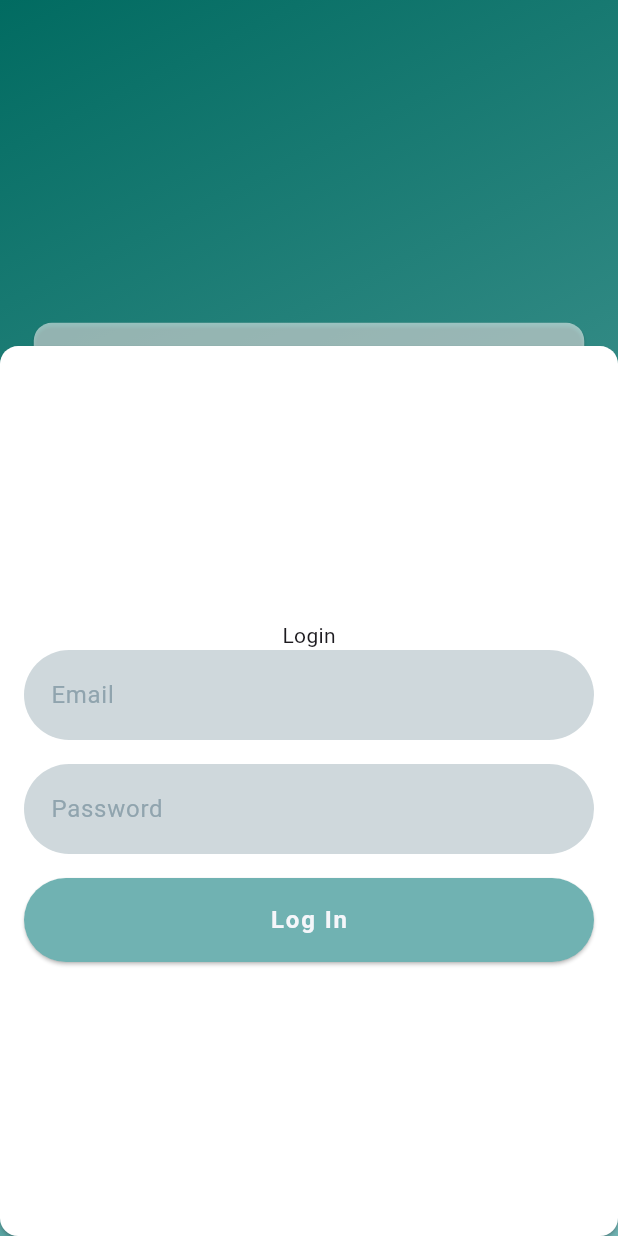
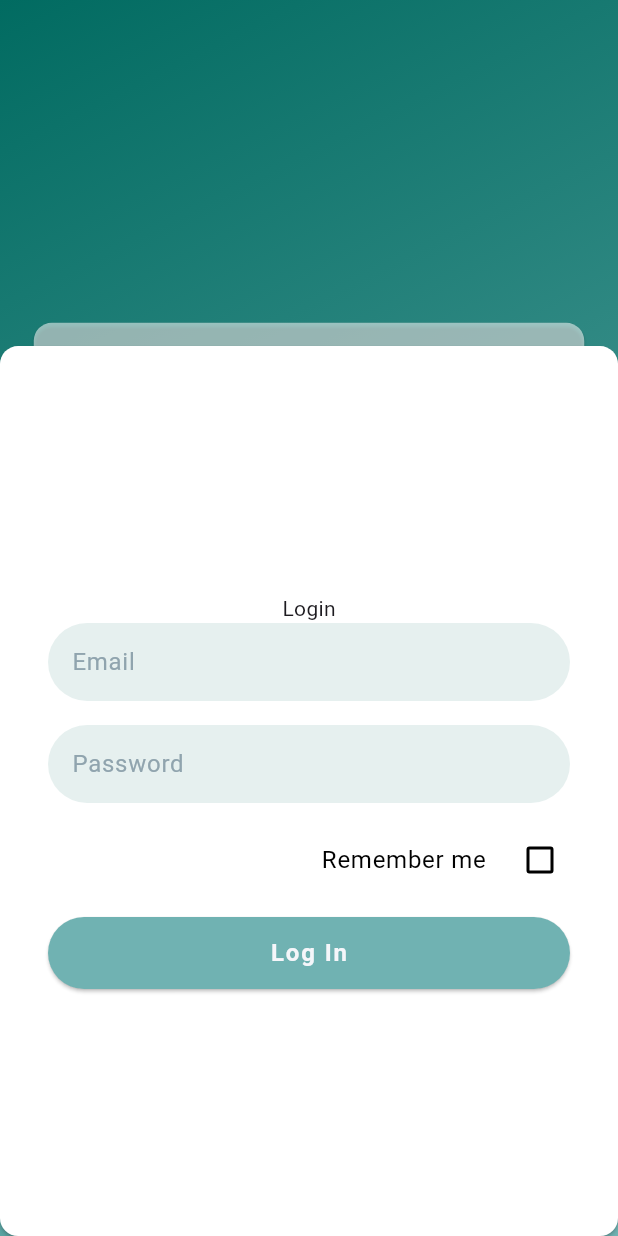
Before and after one commit to alramdhan/builder_bloc_template, a Flutter app: the screen it shows after launch, on a phone screen of 412 x 824 dp. Run offline on Flutter 3.47's test engine with Material 3 defaults, Android fonts, the phone set to English and light mode, and no system bars; our stand-ins replace firebase_auth, firebase_core, get_it, injectable; accounts and stored records are empty.

Commit message:
update view

```diff
--- a/lib/core/constants/app_color.dart
+++ b/lib/core/constants/app_color.dart
@@ -2,7 +2,9 @@ import 'package:flutter/material.dart';
 
 class AppColor {
   static const Color primary = Color(0xFF016B61);
+  static const Color primary100 = Color(0xFFE6F0EF);
   static const Color primary400 = Color(0xFF70B2B2);
+  static const Color primary900 = Color(0xFF000B0A);
   static const Color secondary = Color(0xFFFFA4A4);
   static const Color tertiary = Color(0xFF016B2C);
 
--- a/lib/core/themes/app_theme.dart
+++ b/lib/core/themes/app_theme.dart
@@ -6,11 +6,13 @@ class AppTheme {
   static final lightColorScheme = const ColorScheme.light().copyWith(
     primary: AppColor.primary,
     secondary: AppColor.secondary,
+    primaryContainer: AppColor.primary100,
     tertiary: AppColor.tertiary
   );
   static final darkColorScheme = const ColorScheme.dark().copyWith(
-    primary: AppColor.secondary,
-    secondary: AppColor.primary,
+    primary: AppColor.primary,
+    secondary: AppColor.secondary,
+    primaryContainer: AppColor.primary900,
     tertiary: const Color(0xFF74FEAC)
   );
 }
--- a/lib/main.dart
+++ b/lib/main.dart
@@ -31,7 +31,7 @@ class MyApp extends StatelessWidget {
         colorScheme: AppTheme.lightColorScheme,
         elevatedButtonTheme: ElevatedButtonThemeData(
           style: ElevatedButton.styleFrom(
-            padding: const EdgeInsets.symmetric(vertical: 16),
+            padding: const EdgeInsets.symmetric(vertical: 12),
             backgroundColor: AppColor.primary400,
             foregroundColor: AppColor.light,
             textStyle: Theme.of(context).textTheme.titleMedium?.copyWith(
@@ -40,6 +40,11 @@ class MyApp extends StatelessWidget {
               letterSpacing: 1.25
             )
           )
+        ),
+        inputDecorationTheme: const InputDecorationTheme(
+          contentPadding: EdgeInsets.symmetric(horizontal: 10),
+          border: OutlineInputBorder(borderSide: BorderSide.none),
+          filled: false
         )
       ),
       darkTheme: ThemeData.dark(useMaterial3: true).copyWith(
--- a/lib/presentation/pages/auth/login_page.dart
+++ b/lib/presentation/pages/auth/login_page.dart
@@ -17,6 +17,7 @@ class _LoginPageState extends State<LoginPage> with SingleTickerProviderStateMix
   final _scaffoldKey = GlobalKey<ScaffoldState>();
   late final AnimationController _animationController;
   late final Animation<Offset> _animationOffset;
+  bool _isRemember = false;
 
   @override
   void initState() {
@@ -110,27 +111,57 @@ class _LoginPageState extends State<LoginPage> with SingleTickerProviderStateMix
   Widget _buildFormLogin() => Form(
     key: _formKey,
     child: Padding(
-      padding: const EdgeInsets.symmetric(horizontal: 16, vertical: 12),
+      padding: const EdgeInsets.symmetric(horizontal: 32, vertical: 12),
       child: Column(
         mainAxisAlignment: MainAxisAlignment.center,
         children: [
           const Text("Login"),
-          BuilderTextFormField(
+          CustomTFField(
             controller: _emailController,
             hintText: "Email",
           ),
           const SizedBox(height: 16),
-          BuilderTextFormField(
+          CustomTFField(
             controller: _pwdController,
             hintText: "Password",
             obscureText: true,
           ),
-          const SizedBox(height: 16),
+          const SizedBox(height: 10),
+          _buildRememberMe(),
+          const SizedBox(height: 10),
           _buildButtonLogin(),
         ],
       ),
     ),
   );
+
+  void onChanged(bool? value) {
+    print("value $value");
+    setState(() {
+      _isRemember = value!;
+    });
+  }
+
+  Widget _buildRememberMe() {
+    // return CustomCBWidget(
+    //   text: "Remember Me",
+    //   onChanged: onChanged,
+    //   value: isRemember,
+    // );
+    return CheckboxListTile(
+      value: _isRemember,
+      onChanged: onChanged,
+      contentPadding: EdgeInsets.zero,
+      title: const Row(
+        mainAxisAlignment: MainAxisAlignment.end,
+        children: [
+          Text("Remember me"),
+        ],
+      ),
+
+
+    );
+  }
 
   Widget _buildButtonLogin() {
     return SizedBox(
--- a/lib/presentation/widgets/forms/text_field.dart
+++ b/lib/presentation/widgets/forms/text_field.dart
@@ -1,7 +1,8 @@
+import 'package:builder_bloc_template/core/constants/app_color.dart';
 import 'package:flutter/material.dart';
 
-class BuilderTextFormField extends StatefulWidget {
-  const BuilderTextFormField({
+class CustomTFField extends StatefulWidget {
+  const CustomTFField({
     super.key,
     required this.controller,
     this.obscureText = false,
@@ -13,10 +14,10 @@ class BuilderTextFormField extends StatefulWidget {
   final String? hintText;
 
   @override
-  State<BuilderTextFormField> createState() => _BuilderTextFormFieldState();
+  State<CustomTFField> createState() => _CustomTFFieldState();
 }
 
-class _BuilderTextFormFieldState extends State<BuilderTextFormField> {
+class _CustomTFFieldState extends State<CustomTFField> {
   late FocusNode _focusNode;
 
   @override
@@ -46,8 +47,8 @@ class _BuilderTextFormFieldState extends State<BuilderTextFormField> {
         border: _focusNode.hasFocus
           ? Border.all(width: 0.8, color: Theme.of(context).colorScheme.primary)
           : null,
-        color: Colors.blueGrey.shade100,
-        borderRadius: const BorderRadius.all(Radius.circular(40))
+        color: AppColor.primary100,
+        borderRadius: const BorderRadius.all(Radius.circular(50))
       ),
       duration: const Duration(milliseconds: 100),
       child: TextFormField(
@@ -61,8 +62,6 @@ class _BuilderTextFormFieldState extends State<BuilderTextFormField> {
         decoration: InputDecoration(
           hintText: widget.hintText,
           hintStyle: TextStyle(color: Colors.blueGrey.shade300),
-          border: const OutlineInputBorder(borderSide: BorderSide.none),
-          filled: false
         ),
       ),
     );
```
Also changed, not shown: lib/presentation/widgets/forms/check_box.dart (added, +35 -0 lines).
